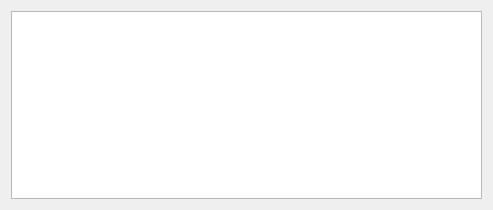
Old version of the form widgets/CabrilloLogWindow.ui in the repository kareiva/wsjtz.
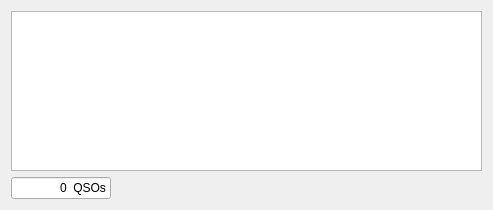
New version of the form.

The edit to the form file:
```diff
--- a/widgets/CabrilloLogWindow.ui
+++ b/widgets/CabrilloLogWindow.ui
@@ -27,6 +27,25 @@
      </attribute>
     </widget>
    </item>
+   <item>
+    <widget class="QLineEdit" name="nQSO_lineEdit">
+     <property name="maximumSize">
+      <size>
+       <width>100</width>
+       <height>16777215</height>
+      </size>
+     </property>
+     <property name="readOnly">
+      <bool>true</bool>
+     </property>
+     <property name="text">
+      <string>0  QSOs</string>
+     </property>
+     <property name="alignment">
+      <set>Qt::AlignRight|Qt::AlignTrailing|Qt::AlignVCenter</set>
+     </property>
+    </widget>
+   </item>
   </layout>
  </widget>
  <resources/>
```
